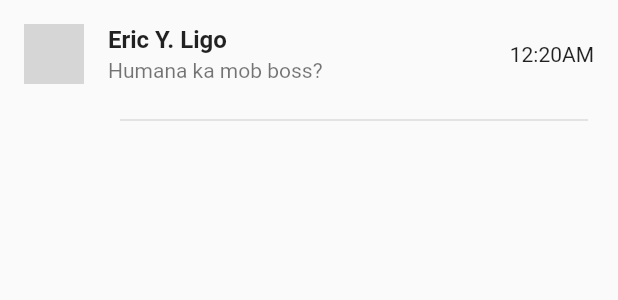
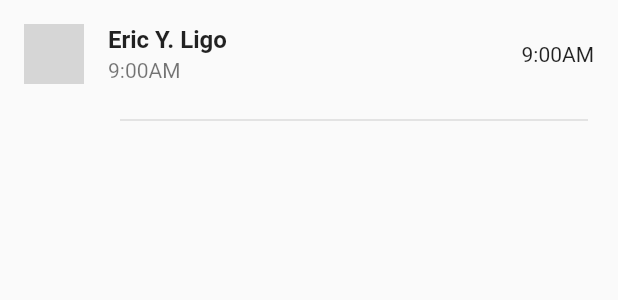
Before and after one commit to ChristianRMorales/DumangasMorales, a Flutter app: the CallCard widget shown alone on an empty page, opened directly with sample values from the repository, on a phone screen of 412 x 824 dp. Shown: the top 300 px of the screen. Run offline on Flutter 3.47's test engine with Material 2 defaults, Android fonts, the phone set to English and light mode, and no system bars; missing offline and left inert: flutter_emoji; network calls fail; grey boxes are pictures that could not be loaded.

```diff
--- a/lib/CustomWidget/callCard.dart
+++ b/lib/CustomWidget/callCard.dart
@@ -22,12 +22,12 @@ class CallCard extends StatelessWidget {
             SizedBox(
               width: MediaQuery.of(context).size.width * 0.4,
               child: Text(
-                user.lastMessage,
+                user.lastCallTime,
                 overflow: TextOverflow.ellipsis,
               ),
             ),
           ]),
-          trailing: Text(user.time),
+          trailing: Text(user.lastCallTime),
         ),
         Padding(
           padding: const EdgeInsets.only(
--- a/lib/CustomWidget/chatCard.dart
+++ b/lib/CustomWidget/chatCard.dart
@@ -37,7 +37,7 @@ class ChatCard extends StatelessWidget {
                   ),
                 ),
               ]),
-              trailing: Text(user.time),
+              trailing: Text(user.lastMessageTime),
             ),
             Padding(
               padding: const EdgeInsets.only(
--- a/lib/Models/user.dart
+++ b/lib/Models/user.dart
@@ -2,8 +2,10 @@ class User {
   String dpUrl = "https://randomuser.me/api/portraits/men/";
   String name;
   String lastMessage;
-  String time;
+  String lastMessageTime;
+  String lastCallTime;
   String about;
 
-  User(this.name, this.lastMessage, this.time, this.about);
+  User(this.name, this.lastMessage, this.lastMessageTime, this.lastCallTime,
+      this.about);
 }
--- a/lib/Screens/calls_screen.dart
+++ b/lib/Screens/calls_screen.dart
@@ -20,9 +20,9 @@ class _CallScreenState extends State<CallScreen> {
               ),
             ),
             body: ListView.builder(
-                itemCount: callList.length,
+                itemCount: contactList.length,
                 itemBuilder: (BuildContext context, int index) {
-                  return CallCard(user: callList[index], index: index);
+                  return CallCard(user: contactList[index], index: index);
                 })));
   }
 }
--- a/lib/Screens/chat_page.dart
+++ b/lib/Screens/chat_page.dart
@@ -48,7 +48,7 @@ class _ChatPageState extends State<ChatPage> {
                 Text(
                   (widget.index % 2 == 1)
                       ? "Online"
-                      : "Last seen " + widget.user.time,
+                      : "Last seen " + widget.user.lastMessageTime,
                   style: TextStyle(
                     fontSize: 13,
                   ),
--- a/lib/data/data.dart
+++ b/lib/data/data.dart
@@ -1,19 +1,17 @@
 import '../Models/user.dart';
 
 List<User> contactList = [
-  User("Eric Y. Ligo", "Humana ka mob boss?", "12:20AM", "Joe Mama"),
-  User("Jordi", "Tomorrow Online Class", "11:10PM", "Ligma"),
-  User("Wife <3", "shopee delivery", "01:10PM", "E"),
-  User("Mark palainom", "Happy Bday brad way pulutan diha", "12/2/2022",
+  User("Eric Y. Ligo", "Humana ka mob boss?", "12:20AM", "9:00AM", "Joe Mama"),
+  User("Jordi", "Tomorrow Online Class", "11:10PM", "9:00AM", "Ligma"),
+  User("Wife <3", "shopee delivery", "01:10PM", "9:00AM", "E"),
+  User("Mark palainom", "Happy Bday brad way pulutan diha", "9:00AM", "9:00AM",
       "Always ready to tagay!"),
-  User("CEO frontrow", "I need it asap", "12/01/2022", "Genshin tomorrow?"),
+  User(
+      "CEO frontrow", "I need it asap", "12/01/2022", "9:00AM", "Genshin adik"),
   User(
       "Opaw O. Sinaw",
       "https://gitlab.com/codingboot-youtube/whatsapp-ui/-/blob/master/lib/main.dart",
       "12/01/2022",
+      "9:00AM",
       "Gae ta buhok"),
 ];
-
-List<User> callList = [
-  User("Marc", "Called", "9:00AM", "Always ready to tagay!"),
-];
```
Also changed, not shown: lib/Screens/contacts_page.dart (+91 -5 lines).
